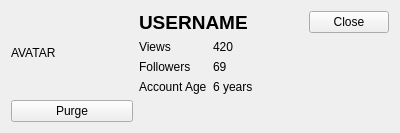
Old version of the form forms/accountpopupform.ui in the repository Chatterino/chatterino2.
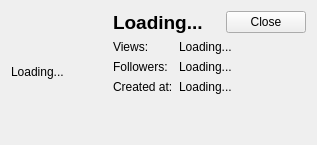
New version of the form.

```diff
--- a/forms/accountpopupform.ui
+++ b/forms/accountpopupform.ui
@@ -6,8 +6,8 @@
    <rect>
     <x>0</x>
     <y>0</y>
-    <width>400</width>
-    <height>131</height>
+    <width>317</width>
+    <height>145</height>
    </rect>
   </property>
   <property name="sizePolicy">
@@ -19,60 +19,72 @@
   <property name="windowTitle">
    <string>AccountPopup</string>
   </property>
+  <property name="styleSheet">
+   <string notr="true"/>
+  </property>
   <layout class="QGridLayout" name="gridLayout">
-   <item row="3" column="0">
-    <widget class="QPushButton" name="btnPurge">
-     <property name="text">
-      <string>Purge</string>
-     </property>
-    </widget>
-   </item>
    <item row="1" column="1" rowspan="2" colspan="2">
     <layout class="QFormLayout" name="formLayout">
      <item row="0" column="0">
       <widget class="QLabel" name="label">
        <property name="text">
-        <string>Views</string>
+        <string>Views:</string>
        </property>
       </widget>
      </item>
      <item row="0" column="1">
       <widget class="QLabel" name="lblViews">
        <property name="text">
-        <string>420</string>
+        <string>Loading...</string>
        </property>
       </widget>
      </item>
      <item row="1" column="0">
       <widget class="QLabel" name="label_3">
        <property name="text">
-        <string>Followers</string>
+        <string>Followers:</string>
        </property>
       </widget>
      </item>
      <item row="1" column="1">
       <widget class="QLabel" name="lblFollowers">
        <property name="text">
-        <string>69</string>
+        <string>Loading...</string>
        </property>
       </widget>
      </item>
      <item row="2" column="0">
       <widget class="QLabel" name="label_5">
        <property name="text">
-        <string>Account Age</string>
+        <string>Created at:</string>
        </property>
       </widget>
      </item>
      <item row="2" column="1">
       <widget class="QLabel" name="lblAccountAge">
        <property name="text">
-        <string>6 years</string>
+        <string>Loading...</string>
        </property>
       </widget>
      </item>
     </layout>
    </item>
+   <item row="0" column="0" rowspan="3">
+    <widget class="QLabel" name="lblAvatar">
+     <property name="maximumSize">
+      <size>
+       <width>100</width>
+       <height>100</height>
+      </size>
+     </property>
+     <property name="text">
+      <string>Loading...</string>
+     </property>
+     <property name="scaledContents">
+      <bool>true</bool>
+     </property>
+    </widget>
+   </item>
    <item row="0" column="1" colspan="2">
     <layout class="QHBoxLayout" name="horizontalLayout">
      <item>
@@ -91,7 +103,7 @@
         </font>
        </property>
        <property name="text">
-        <string>USERNAME</string>
+        <string>Loading...</string>
        </property>
       </widget>
      </item>
@@ -110,13 +122,6 @@
      </item>
     </layout>
    </item>
-   <item row="0" column="0" rowspan="3">
-    <widget class="QLabel" name="lblAvatar">
-     <property name="text">
-      <string>AVATAR</string>
-     </property>
-    </widget>
-   </item>
   </layout>
  </widget>
  <resources/>
```
